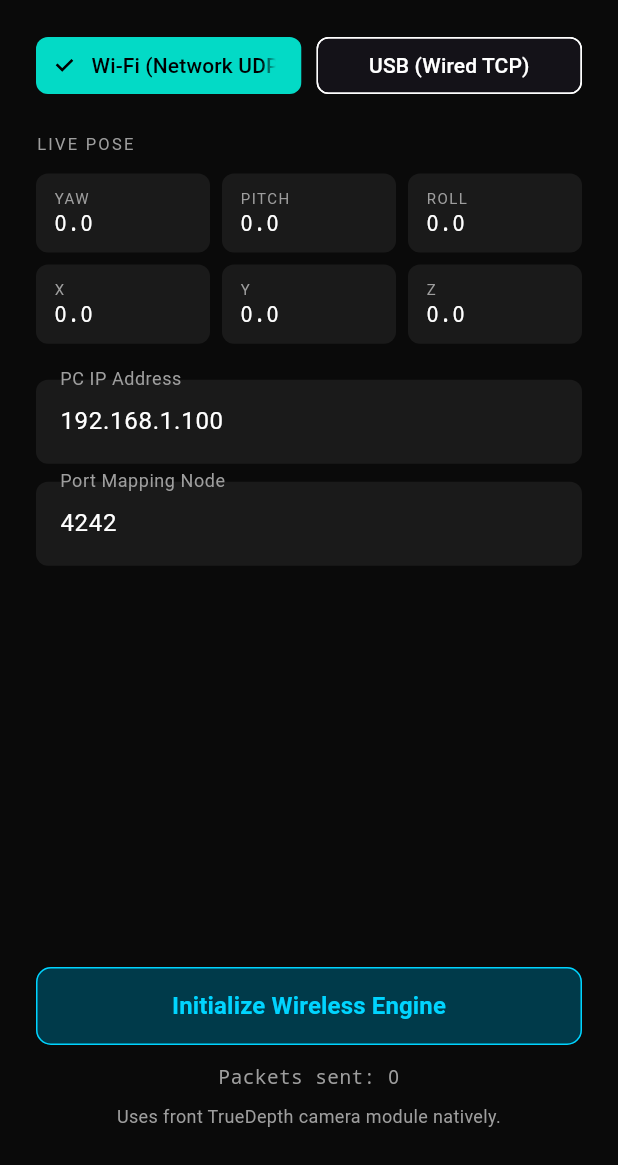
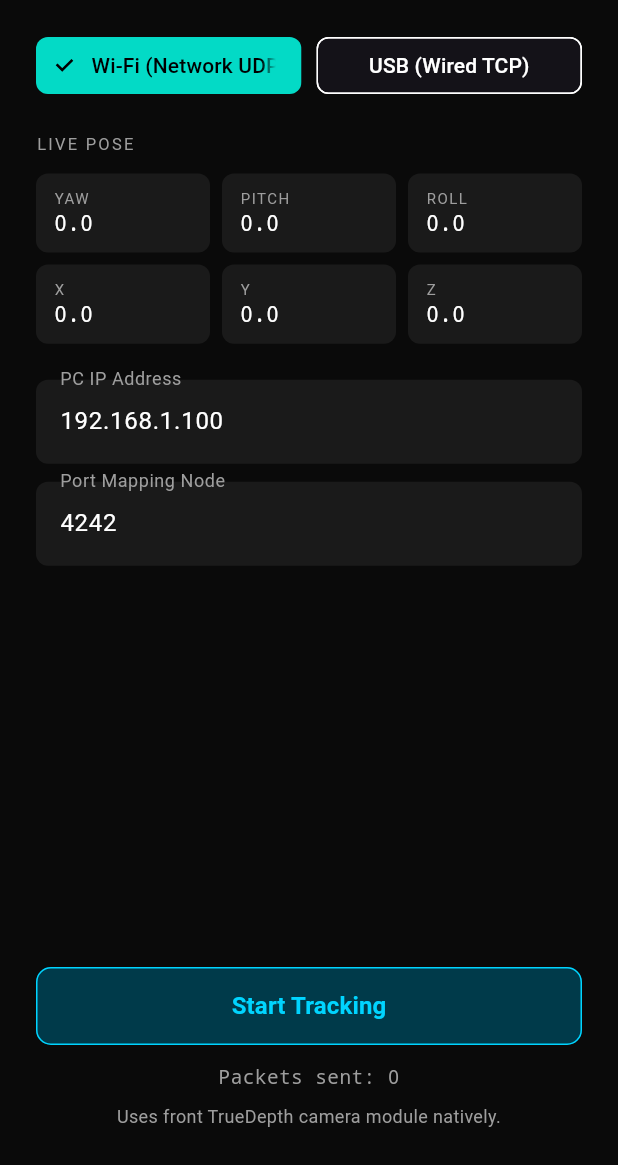
Before and after one commit to 5itter/headtracker, a Flutter app: the screen it shows after launch, on a phone screen of 412 x 824 dp, the part 71-1236 px from its top. Run offline on Flutter 3.47's test engine with Material 3 defaults, Android fonts, the phone set to English and light mode, and no system bars; our stand-ins replace shared_preferences; missing offline and left inert: arkit_plugin.

Commit message:
added local memory, revamped ui, display off option

```diff
--- a/lib/main.dart
+++ b/lib/main.dart
@@ -4,6 +4,7 @@ import 'dart:typed_data';
 import 'package:flutter/material.dart';
 import 'package:flutter/services.dart';
 import 'package:arkit_plugin/arkit_plugin.dart';
+import 'package:shared_preferences/shared_preferences.dart';
 
 void main() => runApp(const HeadTrackerApp());
 
@@ -35,9 +36,6 @@ class TrackerScreen extends StatefulWidget {
 }
 
 class _TrackerScreenState extends State<TrackerScreen> {
-  // Native Platform Gateways for Hardware Screen Control
-  static const _platformChannel = MethodChannel('com.headtracker.app/native');
-
   ARKitController? _arkitController;
   RawDatagramSocket? _udpSocket;
   ServerSocket? _tcpServer;
@@ -50,10 +48,9 @@ class _TrackerScreenState extends State<TrackerScreen> {
   bool _faceDetected = false;
   bool _showCamera = false;
   bool _nodeBound = false;
-
-  // Interface Configuration States
-  bool _isUsbMode = false; // Toggles between Wi-Fi (UDP) and USB (TCP Server)
-  bool _proximityActive = false; // Manages proximity monitoring state
+  bool _screenBlackoutMode = false;
+  bool _isUsbMode =
+      false; // FIXED: Re-added the missing communication mode toggle variable
 
   static const _faceMeshNodeName = 'face_mesh';
 
@@ -77,17 +74,26 @@ class _TrackerScreenState extends State<TrackerScreen> {
   void initState() {
     super.initState();
     _packetUint8ListView = _packetBuffer.buffer.asUint8List();
+    _loadSavedSettings();
   }
 
-  // Invokes native hardware proximity calls to cut display backlight power safely
-  Future<void> _setProximitySensor(bool enable) async {
-    try {
-      await _platformChannel
-          .invokeMethod('toggleProximity', {'enable': enable});
-      setState(() => _proximityActive = enable);
-    } catch (e) {
-      // Gracefully handles overrides if working inside virtualization emulators
+  Future<void> _loadSavedSettings() async {
+    final prefs = await SharedPreferences.getInstance();
+    final savedIp = prefs.getString('saved_ip');
+    final savedPort = prefs.getString('saved_port');
+
+    if (savedIp != null && savedIp.isNotEmpty) {
+      _ipController.text = savedIp;
     }
+    if (savedPort != null && savedPort.isNotEmpty) {
+      _portController.text = savedPort;
+    }
+  }
+
+  Future<void> _saveSettings() async {
+    final prefs = await SharedPreferences.getInstance();
+    await prefs.setString('saved_ip', _ipController.text.trim());
+    await prefs.setString('saved_port', _portController.text.trim());
   }
 
   void _onARKitViewCreated(ARKitController controller) {
@@ -125,13 +131,11 @@ class _TrackerScreenState extends State<TrackerScreen> {
       _packetBuffer.setFloat64(40, roll, Endian.little);
 
       if (_isUsbMode) {
-        // High-Speed Cable Pipeline (TCP Stream)
         if (_tcpClientSocket != null) {
           _tcpClientSocket!.add(_packetUint8ListView);
           _packetsSent++;
         }
       } else {
-        // Standard Wireless Pipeline (UDP Packet)
         if (_udpSocket != null && _targetAddress != null) {
           _udpSocket!.send(_packetUint8ListView, _targetAddress!, _targetPort);
           _packetsSent++;
@@ -139,9 +143,7 @@ class _TrackerScreenState extends State<TrackerScreen> {
       }
     }
 
-    // HARDWARE SCREEN-OFF PIPELINE BYPASS:
-    // If proximity tracking cuts the screen, bypass UI execution contexts instantly.
-    if (_proximityActive) return;
+    if (_screenBlackoutMode) return;
 
     // 3. PERFORMANCE LOGGING EVALUATION
     _frameCount++;
@@ -200,13 +202,11 @@ class _TrackerScreenState extends State<TrackerScreen> {
       _tcpServer?.close();
       _tcpServer = null;
 
-      _setProximitySensor(
-          false); // Restore native hardware screen states safely
-
       setState(() {
         _streaming = false;
         _faceDetected = false;
         _packetsSent = 0;
+        _screenBlackoutMode = false;
       });
       return;
     }
@@ -217,8 +217,9 @@ class _TrackerScreenState extends State<TrackerScreen> {
       return;
     }
 
+    await _saveSettings();
+
     if (_isUsbMode) {
-      // Initialize USB Communication Interface Layer (TCP Server Architecture)
       try {
         _targetPort = port;
         _tcpServer = await ServerSocket.bind(InternetAddress.anyIPv4, port);
@@ -226,7 +227,6 @@ class _TrackerScreenState extends State<TrackerScreen> {
 
         _tcpServer!.listen((Socket client) {
           _tcpClientSocket = client;
-          // OPTIMIZATION: Kill Nagle's algorithm to transmit telemetry updates immediately
           _tcpClientSocket!.setOption(SocketOption.tcpNoDelay, true);
           setState(() => _faceDetected = true);
         }, onError: (err) {
@@ -236,7 +236,6 @@ class _TrackerScreenState extends State<TrackerScreen> {
         _showError('Failed to initialize USB Server: $e');
       }
     } else {
-      // Initialize Wireless Communication Interface Layer (UDP Architecture)
       final ip = _ipController.text.trim();
       if (ip.isEmpty) {
         _showError('Enter a valid target IP address');
@@ -261,6 +260,7 @@ class _TrackerScreenState extends State<TrackerScreen> {
 
   @override
   Widget build(BuildContext context) {
+    final io = MediaQuery.of(context);
     return AnnotatedRegion<SystemUiOverlayStyle>(
       value: SystemUiOverlayStyle.light.copyWith(
         statusBarColor: Colors.transparent,
@@ -269,8 +269,7 @@ class _TrackerScreenState extends State<TrackerScreen> {
         backgroundColor: const Color(0xFF0A0A0A),
         body: Stack(
           children: [
-            // Structural Capture Elements
-            if (_showCamera)
+            if (_showCamera && !_screenBlackoutMode)
               Positioned.fill(
                 child: ARKitSceneView(
                   configuration: ARKitConfiguration.faceTracking,
@@ -288,30 +287,6 @@ class _TrackerScreenState extends State<TrackerScreen> {
                   showStatistics: false,
                 ),
               ),
-
-            if (_showCamera)
-              Positioned.fill(
-                child: Container(
-                  decoration: const BoxDecoration(
-                    gradient: LinearGradient(
-                      begin: Alignment.topCenter,
-                      end: Alignment.bottomCenter,
-                      colors: [Colors.transparent, Color(0xEE000000)],
-                      stops: [0.4, 0.68],
-                    ),
-                  ),
-                ),
-              ),
-
-            if (!_showCamera)
-              Positioned(
-                top: 0,
-                left: 0,
-                right: 0,
-                height: MediaQuery.of(context).padding.top + 60,
-                child: Container(color: const Color(0xFF0A0A0A)),
-              ),
-
             SafeArea(
               child: Padding(
                 padding:
@@ -329,45 +304,31 @@ class _TrackerScreenState extends State<TrackerScreen> {
                               color: Colors.white),
                         ),
                         const Spacer(),
-
-                        // Hardware Proximity Auto-Screen-Off Controller Option
-                        if (_streaming)
+                        if (_streaming && !_showCamera)
                           GestureDetector(
-                            onTap: () => _setProximitySensor(!_proximityActive),
+                            onTap: () =>
+                                setState(() => _screenBlackoutMode = true),
                             child: Container(
                               padding: const EdgeInsets.symmetric(
                                   horizontal: 10, vertical: 6),
                               decoration: BoxDecoration(
-                                color: _proximityActive
-                                    ? const Color(0xFF003A4A)
-                                    : const Color(0xFF1A1A1A),
+                                color: const Color(0xFF1A1A1A),
                                 borderRadius: BorderRadius.circular(8),
                                 border: Border.all(
-                                    color: _proximityActive
-                                        ? const Color(0xFF00D4FF)
-                                        : Colors.grey.withOpacity(0.2)),
+                                    color: Colors.grey.withValues(alpha: 0.2)),
                               ),
-                              child: Row(children: [
+                              child: const Row(children: [
                                 Icon(Icons.power_settings_new,
-                                    size: 16,
-                                    color: _proximityActive
-                                        ? const Color(0xFF00D4FF)
-                                        : Colors.grey),
-                                const SizedBox(width: 4),
-                                Text(
-                                    _proximityActive
-                                        ? 'Sensor Lock ON'
-                                        : 'Proximity Lock',
+                                    size: 16, color: Colors.grey),
+                                SizedBox(width: 4),
+                                Text('Display Off',
                                     style: TextStyle(
-                                        color: _proximityActive
-                                            ? const Color(0xFF00D4FF)
-                                            : Colors.grey,
-                                        fontSize: 12)),
+                                        color: Colors.grey, fontSize: 12)),
                               ]),
                             ),
                           ),
+                        if (_streaming && !_showCamera)
                           const SizedBox(width: 8),
-
                         GestureDetector(
                           onTap: () {
                             if (_showCamera) {
@@ -387,7 +348,9 @@ class _TrackerScreenState extends State<TrackerScreen> {
                               border: Border.all(
                                   color: _showCamera
                                       ? const Color(0xFF00D4FF)
-                                      : Colors.grey.withOpacity(0.3)),
+                                      : Colors.grey.withValues(
+                                          alpha:
+                                              0.3)), // FIXED: withOpacity warning
                             ),
                             child: Row(children: [
                               Icon(
@@ -399,7 +362,7 @@ class _TrackerScreenState extends State<TrackerScreen> {
                                       ? const Color(0xFF00D4FF)
                                       : Colors.grey),
                               const SizedBox(width: 4),
-                              Text(_showCamera ? 'Hide' : 'Preview',
+                              Text(_showCamera ? 'Hide Canvas' : 'Preview',
                                   style: TextStyle(
                                       color: _showCamera
                                           ? const Color(0xFF00D4FF)
@@ -425,10 +388,8 @@ class _TrackerScreenState extends State<TrackerScreen> {
                         ),
                       ],
                     ),
-
                     const SizedBox(height: 20),
-
-                    // PROTOCOL MATRIX SELECTOR FIELD BUTTONS
+                    if (!_showCamera) ...[
                       if (!_streaming)
                         Row(
                           children: [
@@ -444,8 +405,8 @@ class _TrackerScreenState extends State<TrackerScreen> {
                             const SizedBox(width: 10),
                             Expanded(
                               child: ChoiceChip(
-                              label:
-                                  const Center(child: Text('USB (Wired TCP)')),
+                                label: const Center(
+                                    child: Text('USB (Wired TCP)')),
                                 selected: _isUsbMode,
                                 onSelected: (val) =>
                                     setState(() => _isUsbMode = true),
@@ -453,10 +414,7 @@ class _TrackerScreenState extends State<TrackerScreen> {
                             ),
                           ],
                         ),
-
                       const SizedBox(height: 20),
-
-                    if (!_showCamera) ...[
                       const Text('LIVE POSE',
                           style: TextStyle(
                               color: Colors.grey,
@@ -472,9 +430,6 @@ class _TrackerScreenState extends State<TrackerScreen> {
                         'Z': _z
                       }),
                       const SizedBox(height: 24),
-                    ],
-
-                    // Input Form Controllers (Conditionally hide the IP form field under wired configurations)
                       if (!_isUsbMode) ...[
                         _InputField(
                             controller: _ipController,
@@ -489,9 +444,8 @@ class _TrackerScreenState extends State<TrackerScreen> {
                           hint: '4242',
                           enabled: !_streaming,
                           keyboardType: TextInputType.number),
-
+                    ],
                     const Spacer(),
-
                     SizedBox(
                       width: double.infinity,
                       height: 52,
@@ -514,18 +468,13 @@ class _TrackerScreenState extends State<TrackerScreen> {
                           elevation: 0,
                         ),
                         child: Text(
-                          _streaming
-                              ? 'Stop Tracking Engine'
-                              : (_isUsbMode
-                                  ? 'Bind Wired USB Engine'
-                                  : 'Initialize Wireless Engine'),
+                          _streaming ? 'Stop Tracking' : 'Start Tracking',
                           style: const TextStyle(
                               fontSize: 16, fontWeight: FontWeight.w600),
                         ),
                       ),
                     ),
                     const SizedBox(height: 12),
-
                     Center(
                       child: Text(
                         'Packets sent: $_packetsSent',
@@ -540,21 +489,39 @@ class _TrackerScreenState extends State<TrackerScreen> {
                     const SizedBox(height: 8),
                     Center(
                       child: Text(
-                        _proximityActive
-                            ? 'PROXIMITY LOCK ACTIVE: Cover sensor to cut display power completely'
-                            : (_showCamera
-                                ? 'Face mesh shows tracking coverage'
-                                : 'Uses front TrueDepth camera module natively.'),
+                        _showCamera
+                            ? 'Face tracking canvas active'
+                            : 'Uses front TrueDepth camera module natively.',
                         textAlign: TextAlign.center,
-                        style: TextStyle(
-                            color: _proximityActive
-                                ? Colors.orangeAccent
-                                : Colors.grey,
-                            fontSize: 12),
+                        style:
+                            const TextStyle(color: Colors.grey, fontSize: 12),
                       ),
                     ),
                     const SizedBox(height: 8),
                   ],
+                ),
+              ),
+            ),
+            if (_screenBlackoutMode)
+              Positioned.fill(
+                child: GestureDetector(
+                  behavior: HitTestBehavior.opaque,
+                  onDoubleTap: () =>
+                      setState(() => _screenBlackoutMode = false),
+                  child: Container(
+                    color: Colors.black,
+                    child: const Center(
+                      child: Text(
+                        'DISPLAY BLACKOUT ACTIVE\n\nTracking stream is fully operational\nDouble-tap anywhere to wake screen',
+                        textAlign: TextAlign.center,
+                        style: TextStyle(
+                          color: Color(0x22FFFFFF),
+                          fontSize: 12,
+                          fontFamily: 'monospace',
+                          height: 1.6,
+                        ),
+                      ),
+                    ),
                   ),
                 ),
               ),
@@ -574,7 +541,6 @@ class _TrackerScreenState extends State<TrackerScreen> {
   }
 }
 
-// Keep original structures for rendering modules below...
 class _StatusDot extends StatelessWidget {
   final bool streaming;
   final bool faceDetected;
--- a/pubspec.yaml
+++ b/pubspec.yaml
@@ -9,6 +9,7 @@ dependencies:
   flutter:
     sdk: flutter
   arkit_plugin: ^1.0.4
+  shared_preferences: ^2.2.0 # Add this line here
 
 dev_dependencies:
   flutter_test:
```
Also changed, not shown: pubspec.lock, 1 other file. Lines whose indentation alone changed are shown as unchanged.
